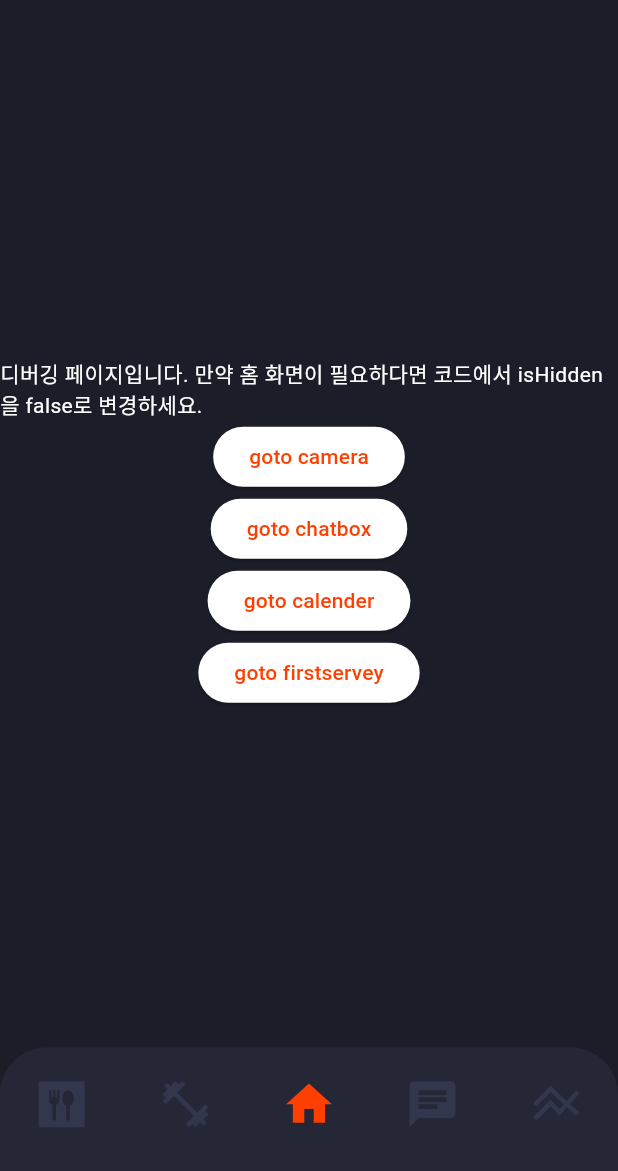
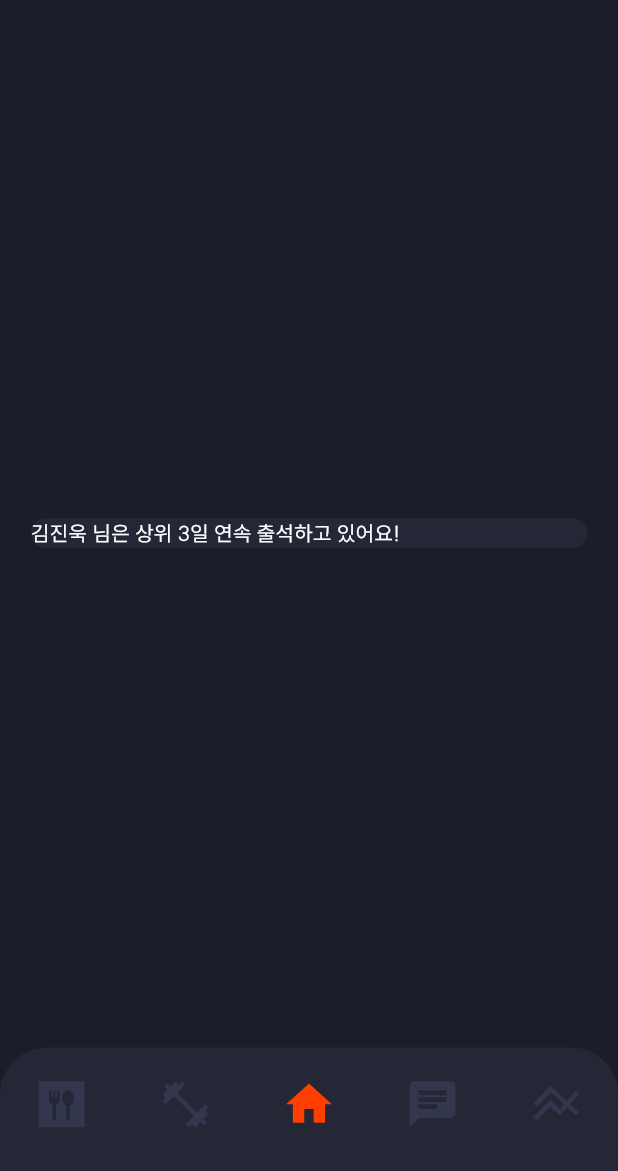
Before and after one commit to samuel5721/chatfit, a Flutter app: the screen it shows after launch, on a phone screen of 412 x 824 dp, the part 65-1236 px from its top. Run offline on Flutter 3.47's test engine with Material 3 defaults, Android fonts, the phone set to English and light mode, and no system bars; our stand-ins replace firebase_core, firebase_storage, flutter_calendar_carousel, flutter_local_notifications, flutter_screenutil, flutter_spinkit and 2 more; accounts and stored records are empty; project files that could hold a hidden picture were left out.

```diff
--- a/lib/main.dart
+++ b/lib/main.dart
@@ -37,9 +37,9 @@ class _MyAppState extends State<MyApp> {
               secondary: Colors.white,
             ),
             textTheme: Typography.blackMountainView.apply(
-              bodyColor: Colors.white,
-              displayColor: Colors.white,
-            ),
+                bodyColor: Colors.white,
+                displayColor: Colors.white,
+                fontFamily: 'SUIT'),
           ),
           builder: (context, child) {
             return MediaQuery(
--- a/lib/screens/main_screen.dart
+++ b/lib/screens/main_screen.dart
@@ -6,10 +6,11 @@ import 'package:flutter/material.dart';
 class MainScreen extends StatelessWidget {
   const MainScreen({super.key});
 
-  final bool isHidden = false; // 홈 화면이 필요하다면 이 값을 false로 변경
+  final bool isHidden = true; // 홈 화면이 필요하다면 이 값을 false로 변경
 
   @override
   Widget build(BuildContext context) {
+
     return Scaffold(
       backgroundColor: KeyColor.primaryDark300,
       appBar: const Header(),
@@ -26,10 +27,19 @@ class MainScreen extends StatelessWidget {
                   LocateButton(location: 'firstservey'),
                 ],
               )
-            : const Column(
+            : Column(
                 mainAxisAlignment: MainAxisAlignment.center,
                 children: [
-                  Text('dd'),
+                  Container(
+                    decoration: BoxDecoration(
+                      color: KeyColor.primaryDark200,
+                      borderRadius: BorderRadius.circular(10),
+                    ),
+                    child: SizedBox(
+                      width: Layout.entireWidth(context) * 0.9,
+                      child: Text('김진욱 님은 상위 3일 연속 출석하고 있어요!'),
+                    ),
+                  ),
                 ],
               ),
       ),
```
Also changed, not shown: pubspec.yaml (+22 -0 lines), assets/fonts/SUIT-Bold.otf (added), assets/fonts/SUIT-ExtraBold.otf (added), assets/fonts/SUIT-ExtraLight.otf (added), assets/fonts/SUIT-Heavy.otf (added), assets/fonts/SUIT-Light.otf (added), assets/fonts/SUIT-Medium.otf (added), assets/fonts/SUIT-Regular.otf (added), assets/fonts/SUIT-SemiBold.otf (added), assets/fonts/SUIT-Thin.otf (added).
